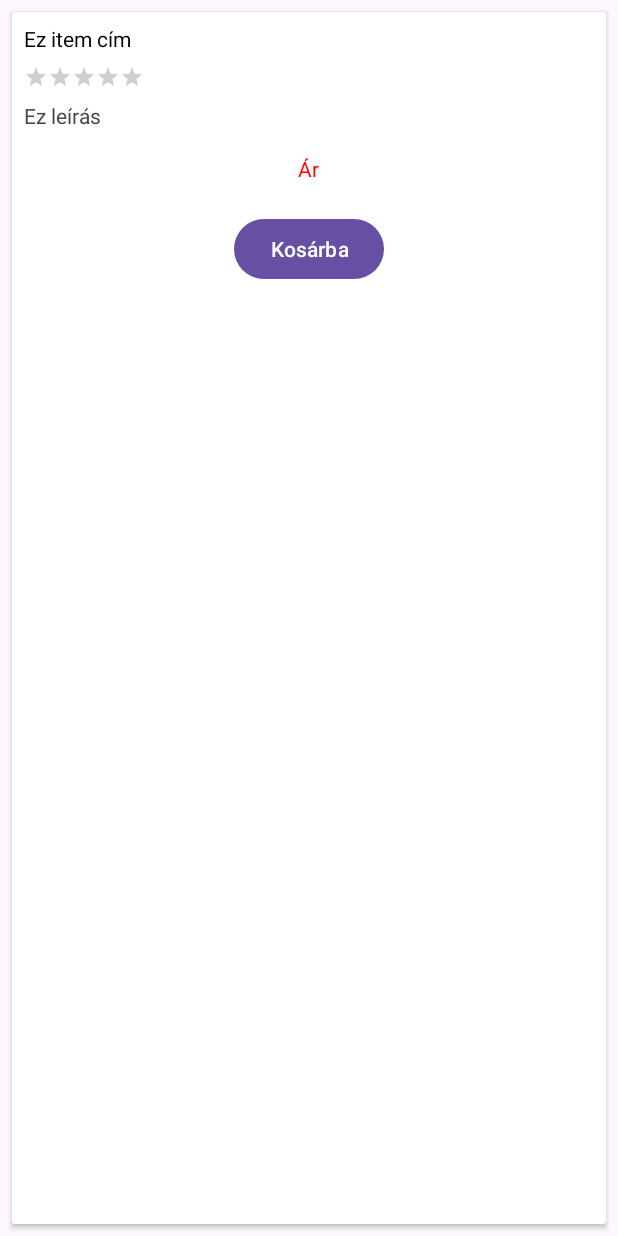
After one commit to Petra501/mobilalkfejl, an Android app: the layout list_item.xml on its own in the app's theme, with its tools: preview values and no code run, on a phone screen of 412 x 824 dp. The commit adds this screen. Run offline under Robolectric (Android 15) with nearby library versions, the phone set to English and light mode, and no system bars.

Commit message:
listázós oldalak létrehozása

```diff
--- a/app/build.gradle.kts
+++ b/app/build.gradle.kts
@@ -40,5 +40,7 @@ dependencies {
     implementation(platform("com.google.firebase:firebase-bom:33.0.0"))
     implementation("com.google.firebase:firebase-auth")
     implementation("com.google.android.gms:play-services-auth:21.1.1")
+    implementation("com.github.bumptech.glide:glide:3.7.0")
+    implementation("androidx.cardview:cardview:1.0.0")
 
 }
--- /dev/null
+++ b/app/src/main/java/com/example/konyvesbolt/ShopingItemAdapter.java
@@ -0,0 +1,5 @@
+package com.example.konyvesbolt;
+
+public class ShopingItemAdapter {
+
+}
--- /dev/null
+++ b/app/src/main/res/layout/list_item.xml
@@ -0,0 +1,64 @@
+<?xml version="1.0" encoding="utf-8"?>
+<androidx.cardview.widget.CardView xmlns:android="http://schemas.android.com/apk/res/android"
+    android:layout_width="match_parent"
+    android:layout_height="match_parent"
+    android:layout_margin="8dp">
+
+    <RelativeLayout
+        android:layout_width="match_parent"
+        android:layout_height="wrap_content">
+
+        <ImageView
+            android:id="@+id/itemImage"
+            android:layout_width="match_parent"
+            android:layout_height="wrap_content"
+            android:adjustViewBounds="true"/>
+
+        <TextView
+            android:id="@+id/itemTitleTextView"
+            android:layout_width="wrap_content"
+            android:layout_height="wrap_content"
+            android:layout_below="@+id/itemImage"
+            android:padding="8dp"
+            android:text="@string/itemTitle"
+            android:textColor="@color/black"/>
+
+        <RatingBar
+            android:id="@+id/ratingBar"
+            style="@android:style/Widget.DeviceDefault.Light.RatingBar.Small"
+            android:layout_width="wrap_content"
+            android:layout_height="wrap_content"
+            android:layout_below="@+id/itemTitleTextView"
+            android:layout_marginTop="0dp"
+            android:isIndicator="true"
+            android:numStars="5"
+            android:layout_marginStart="8dp" />
+
+        <TextView
+            android:id="@+id/subtitleTextView"
+            android:layout_width="wrap_content"
+            android:layout_height="wrap_content"
+            android:layout_below="@+id/ratingBar"
+            android:padding="8dp"
+            android:text="@string/subtitle"/>
+
+        <TextView
+            android:id="@+id/prizeTextView"
+            android:layout_width="wrap_content"
+            android:layout_height="wrap_content"
+            android:layout_below="@+id/subtitleTextView"
+            android:layout_marginBottom="12dp"
+            android:padding="8dp"
+            android:text="Ár"
+            android:textColor="@color/red"
+            android:layout_centerHorizontal="true"/>
+
+        <Button
+            android:id="@+id/addToCartButton"
+            android:layout_width="wrap_content"
+            android:layout_height="wrap_content"
+            android:layout_below="@+id/prizeTextView"
+            android:text="@string/addToChart"
+            android:layout_centerHorizontal="true"/>
+    </RelativeLayout>
+</androidx.cardview.widget.CardView>
--- a/app/src/main/res/values/colors.xml
+++ b/app/src/main/res/values/colors.xml
@@ -4,4 +4,5 @@
     <color name="white">#FFFFFFFF</color>
     <color name="login">#bef7ff</color>
     <color name="a">#1a5366</color>
+    <color name="red">#ff0000</color>
 </resources>
--- a/app/src/main/res/values/strings.xml
+++ b/app/src/main/res/values/strings.xml
@@ -13,6 +13,9 @@
     <string name="buyer">Vásárló</string>
     <string name="seller">Eladó</string>
     <string name="guest">Vendég mód</string>
+    <string name="itemTitle">Ez item cím</string>
+    <string name="subtitle">Ez leírás</string>
+    <string name="addToChart">Kosárba</string>
     <string-array name="phoneType">
         <item>Mobil</item>
         <item>Munkahelyi</item>
```
Also changed, not shown: app/src/main/java/com/example/konyvesbolt/ShopListActivity.java (+9 -0 lines), app/src/main/java/com/example/konyvesbolt/ShoppingItem.java (added, +31 -0 lines), app/src/main/res/layout/activity_shop_list.xml (+6 -11 lines).
